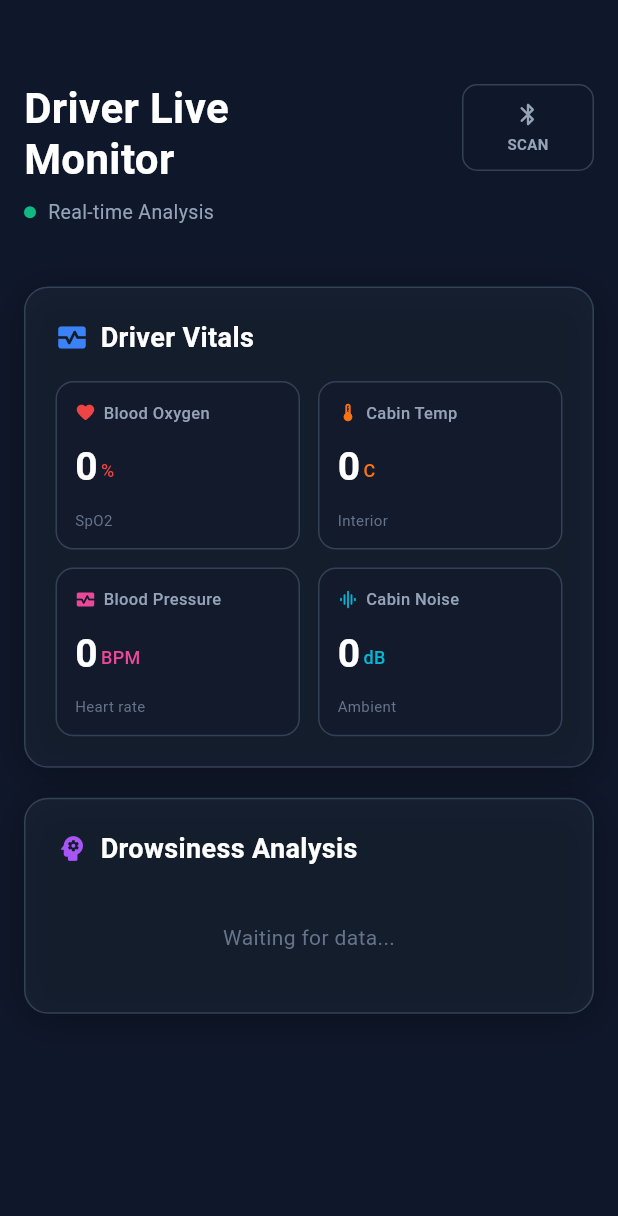
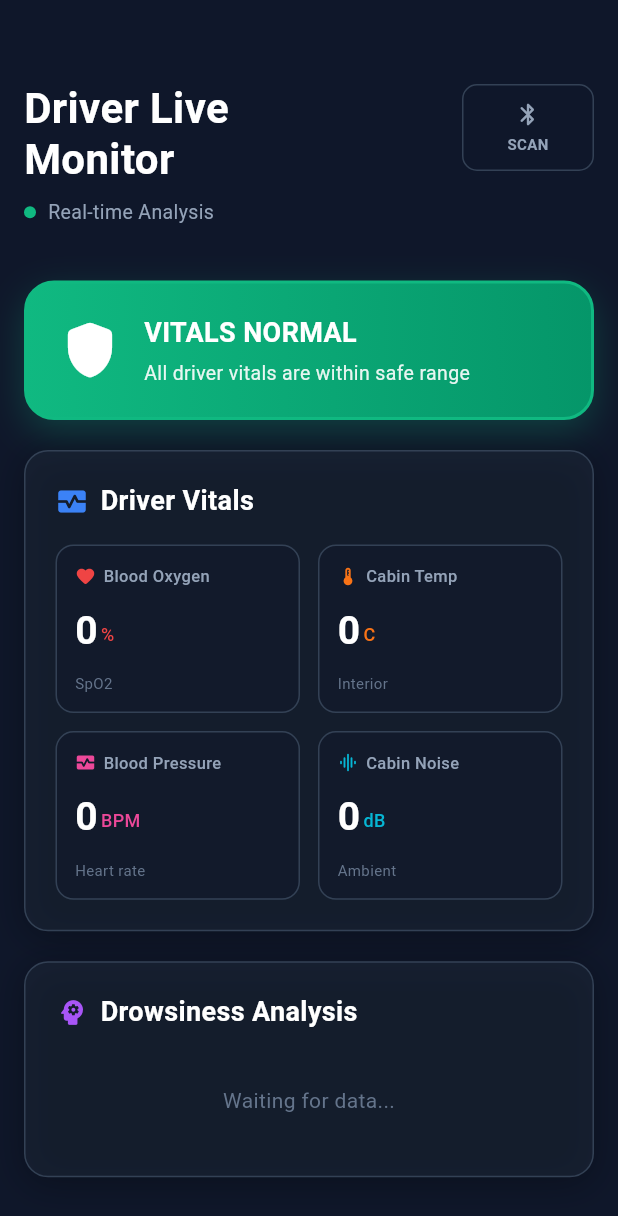
Before and after one commit to dil816/Real-Time-Driver-and-Road-Monitoring-System-for-Risk-Prediction, a Flutter app: the DriverMonitorScreen screen opened directly, on a phone screen of 412 x 824 dp. Shown: the top 1216 px of the screen. Run offline on Flutter 3.47's test engine with Material 3 defaults, Android fonts, the phone set to English and light mode, and no system bars; our stand-ins replace audioplayers, dio, fl_chart, flutter_blue_plus, flutter_local_notifications, geolocator and 5 more; missing offline and left inert: blinker, google_weather_flutter, haptic_feedback, mqtt_client; accounts and stored records are empty; network calls fail.

Commit message:
Update the drive live monitor screen and Driver monitor scrreen

```diff
--- a/driveguard/lib/screens/bottom_navbar_pages/driver_monitor/driver_monitor_screen.dart
+++ b/driveguard/lib/screens/bottom_navbar_pages/driver_monitor/driver_monitor_screen.dart
@@ -8,6 +8,7 @@ import '../../../models/fatigue_data.dart';
 import '../../../provider/websocket_service_provider/websocket_service.dart';
 import '../../../theme.dart';
 import '../../../widgets/dashboard_card.dart';
+import 'package:audioplayers/audioplayers.dart';
 
 class DriverMonitorScreen extends StatefulWidget {
   const DriverMonitorScreen({super.key});
@@ -18,6 +19,8 @@ class DriverMonitorScreen extends StatefulWidget {
 
 class _DriverMonitorScreenState extends State<DriverMonitorScreen> {
   late final WebSocketService _service;
+  final AudioPlayer _beepPlayer = AudioPlayer();
+  bool _wasDrowsy = false;
 
   @override
   void initState() {
@@ -26,6 +29,28 @@ class _DriverMonitorScreenState extends State<DriverMonitorScreen> {
     if (!_service.connectionNotifier.value) {
       WidgetsBinding.instance.addPostFrameCallback((_) => _service.connect());
     }
+    _service.dataNotifier.addListener(_onFatigueDataChanged);
+  }
+
+  void _onFatigueDataChanged() {
+    final data = _service.dataNotifier.value;
+    if (data == null) return;
+
+    final drowsiness = data.rawSensorData.drowsiness;
+    final isDrowsy = drowsiness.label == 'Drowsy' && drowsiness.confidence > 80;
+
+    if (isDrowsy && !_wasDrowsy) {
+      _beepPlayer.stop();
+      _beepPlayer.play(AssetSource('sounds/beep.mp3'));
+    }
+    _wasDrowsy = isDrowsy;
+  }
+
+  @override
+  void dispose() {
+    _service.dataNotifier.removeListener(_onFatigueDataChanged);
+    _beepPlayer.dispose();
+    super.dispose();
   }
 
   @override
@@ -59,11 +84,12 @@ class _DriverMonitorScreenState extends State<DriverMonitorScreen> {
                     // ── Drowsiness Banner — always visible ──
                     _DrowsinessAlertBanner(fatigueData: fatigueData),
 
-                    // Driver Alert Banner
-                    if (driver_monitor.isDriverAlert) ...[
-                      const SizedBox(height: 16),
-                      _DriverAlertBanner(driverMonitor: driver_monitor),
-                    ],
+                    const SizedBox(height: 16),
+
+                    // ── Driver Alert Banner — always visible ──
+                    // Shows green "Normal" state when no alert, orange when alert active.
+                    // Logic in DriverLiveMonitor is NOT changed.
+                    _DriverAlertBanner(driverMonitor: driver_monitor),
 
                     const SizedBox(height: 20),
 
@@ -292,13 +318,6 @@ class _DriverMonitorHeader extends StatelessWidget {
 }
 
 // ─── Drowsiness Alert Banner — always visible ─────────────────────────────────
-//
-// GREEN  → label is NOT 'Drowsy' or confidence ≤ 80  (driver is fine)
-// RED    → label == 'Drowsy' AND confidence > 80      (driver is drowsy)
-//
-// No logic changes — only the early-return guard was removed and theming
-// is now driven by the same existing data fields.
-// ─────────────────────────────────────────────────────────────────────────────
 class _DrowsinessAlertBanner extends StatelessWidget {
   final FatigueData? fatigueData;
 
@@ -306,16 +325,12 @@ class _DrowsinessAlertBanner extends StatelessWidget {
 
   @override
   Widget build(BuildContext context) {
-    // Still hide when there is no data at all
     if (fatigueData == null) return const SizedBox.shrink();
 
     final drowsiness = fatigueData!.rawSensorData.drowsiness;
-
-    // ── State decision (same condition that was previously used to hide/show) ──
     final isDrowsy =
         drowsiness.label == 'Drowsy' && drowsiness.confidence > 80;
 
-    // ── Visual theming ──────────────────────────────────────────────────────
     final borderColor = isDrowsy ? AppColors.red : AppColors.green;
 
     final gradientColors = isDrowsy
@@ -326,10 +341,8 @@ class _DrowsinessAlertBanner extends StatelessWidget {
 
     final bannerIcon =
     isDrowsy ? Icons.bedtime_rounded : Icons.check_circle_rounded;
-
     final bannerTitle =
     isDrowsy ? 'DROWSINESS DETECTED' : 'DRIVER ALERT NORMAL';
-
     final bannerSubtitle =
     isDrowsy ? 'Fatigue: ${drowsiness.label}' : 'Status: ${drowsiness.label}';
 
@@ -386,7 +399,6 @@ class _DrowsinessAlertBanner extends StatelessWidget {
             ),
           ),
           const SizedBox(width: 10),
-          // Confidence score — same layout as before
           Column(
             crossAxisAlignment: CrossAxisAlignment.end,
             mainAxisSize: MainAxisSize.min,
@@ -415,7 +427,13 @@ class _DrowsinessAlertBanner extends StatelessWidget {
   }
 }
 
-// ─── Driver Alert Banner ──────────────────────────────────────────────────────
+// ─── Driver Alert Banner — always visible ─────────────────────────────────────
+//
+// NORMAL (no alert): green border + green gradient + shield icon + "VITALS NORMAL" text
+// ALERT  (alert on): orange border + orange gradient + blinking warning icon + alert message
+//
+// ⚠️  Zero logic changes — reads isDriverAlert & alertMessage from DriverLiveMonitor as-is.
+// ─────────────────────────────────────────────────────────────────────────────
 class _DriverAlertBanner extends StatelessWidget {
   final DriverLiveMonitor driverMonitor;
 
@@ -423,18 +441,56 @@ class _DriverAlertBanner extends StatelessWidget {
 
   @override
   Widget build(BuildContext context) {
-    return Container(
+    final isAlert = driverMonitor.isDriverAlert;
+
+    // ── Colors ──────────────────────────────────────────────────────────────
+    final borderColor = isAlert ? AppColors.orange : AppColors.green;
+
+    final gradientColors = isAlert
+        ? (AppColors.alertGradients['WARNING'] ??
+        [const Color(0xFF2D1A00), const Color(0xFF1A0F00)])
+        : (AppColors.alertGradients['SAFE'] ??
+        [const Color(0xFF0A2D0A), const Color(0xFF051A05)]);
+
+    // ── Icon ────────────────────────────────────────────────────────────────
+    final Widget iconWidget = isAlert
+        ? SizedBox(
+      width: 44,
+      height: 44,
+      child: Blinker.fade(
+        startColor: Colors.transparent,
+        endColor: AppColors.orange,
+        duration: const Duration(milliseconds: 500),
+        child: const Icon(
+          Icons.warning_amber_rounded,
+          color: Colors.white,
+          size: 44,
+        ),
+      ),
+    )
+        : const Icon(
+      Icons.shield_rounded,
+      color: Colors.white,
+      size: 44,
+    );
+
+    // ── Text ────────────────────────────────────────────────────────────────
+    final String title = isAlert ? 'DRIVER ALERT' : 'VITALS NORMAL';
+    final String subtitle = isAlert
+        ? (driverMonitor.alertMessage ?? '')
+        : 'All driver vitals are within safe range';
+
+    return AnimatedContainer(
+      duration: const Duration(milliseconds: 400),
+      curve: Curves.easeInOut,
       padding: const EdgeInsets.all(20),
       decoration: BoxDecoration(
-        gradient: LinearGradient(
-          colors: AppColors.alertGradients['WARNING'] ??
-              [const Color(0xFF2D1A00), const Color(0xFF1A0F00)],
-        ),
+        gradient: LinearGradient(colors: gradientColors),
         borderRadius: BorderRadius.circular(20),
-        border: Border.all(color: AppColors.orange, width: 2),
+        border: Border.all(color: borderColor, width: 2),
         boxShadow: [
           BoxShadow(
-            color: AppColors.orange.withValues(alpha: 0.25),
+            color: borderColor.withValues(alpha: 0.25),
             blurRadius: 20,
             offset: const Offset(0, 8),
           ),
@@ -442,28 +498,15 @@ class _DriverAlertBanner extends StatelessWidget {
       ),
       child: Row(
         children: [
-          SizedBox(
-            width: 44,
-            height: 44,
-            child: Blinker.fade(
-              startColor: Colors.transparent,
-              endColor: AppColors.orange,
-              duration: const Duration(milliseconds: 500),
-              child: const Icon(
-                Icons.warning_amber_rounded,
-                color: Colors.white,
-                size: 44,
-              ),
-            ),
-          ),
+          iconWidget,
           const SizedBox(width: 14),
           Expanded(
             child: Column(
               crossAxisAlignment: CrossAxisAlignment.start,
               children: [
-                const Text(
-                  'DRIVER ALERT',
-                  style: TextStyle(
+                Text(
+                  title,
+                  style: const TextStyle(
                     color: Colors.white,
                     fontWeight: FontWeight.bold,
                     fontSize: 18,
@@ -471,7 +514,7 @@ class _DriverAlertBanner extends StatelessWidget {
                 ),
                 const SizedBox(height: 4),
                 Text(
-                  "${driverMonitor.alertMessage}",
+                  subtitle,
                   style: TextStyle(
                     color: Colors.white.withValues(alpha: 0.9),
                     fontSize: 13,
@@ -519,7 +562,6 @@ class _VitalTile extends StatelessWidget {
         crossAxisAlignment: CrossAxisAlignment.start,
         mainAxisAlignment: MainAxisAlignment.spaceBetween,
         children: [
-          // Icon + label
           Row(
             crossAxisAlignment: CrossAxisAlignment.center,
             children: [
@@ -539,8 +581,6 @@ class _VitalTile extends StatelessWidget {
               ),
             ],
           ),
-
-          // Value — FittedBox scales down if number is too wide
           Row(
             crossAxisAlignment: CrossAxisAlignment.end,
             mainAxisSize: MainAxisSize.min,
@@ -573,8 +613,6 @@ class _VitalTile extends StatelessWidget {
               ),
             ],
           ),
-
-          // Subtitle
           Text(
             subtitle,
             style: const TextStyle(
@@ -616,7 +654,6 @@ class _DrowsinessPanel extends StatelessWidget {
 
     return Column(
       children: [
-        // Score bar panel
         Container(
           padding: const EdgeInsets.all(14),
           decoration: BoxDecoration(
@@ -685,10 +722,7 @@ class _DrowsinessPanel extends StatelessWidget {
             ],
           ),
         ),
-
         const SizedBox(height: 12),
-
-        // Status chip
         Container(
           width: double.infinity,
           padding: const EdgeInsets.symmetric(vertical: 14, horizontal: 16),
```
Also changed, not shown: driveguard/lib/provider/driver_live_monitor/driver_live_monitor.dart (+14 -0 lines).
